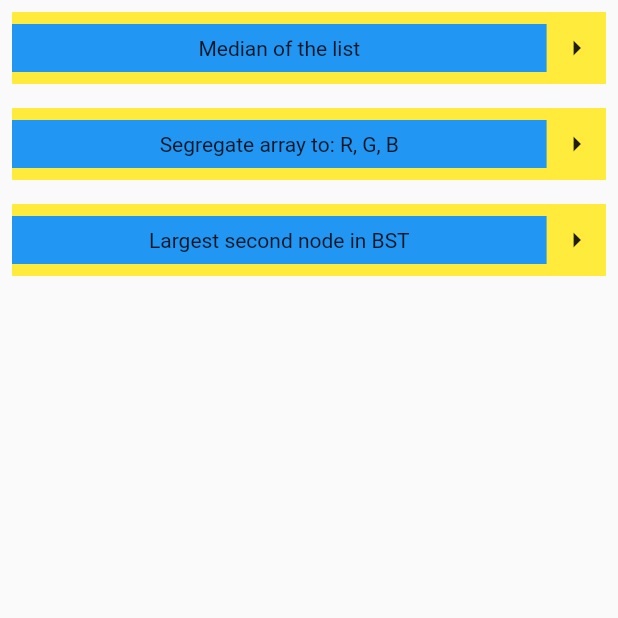
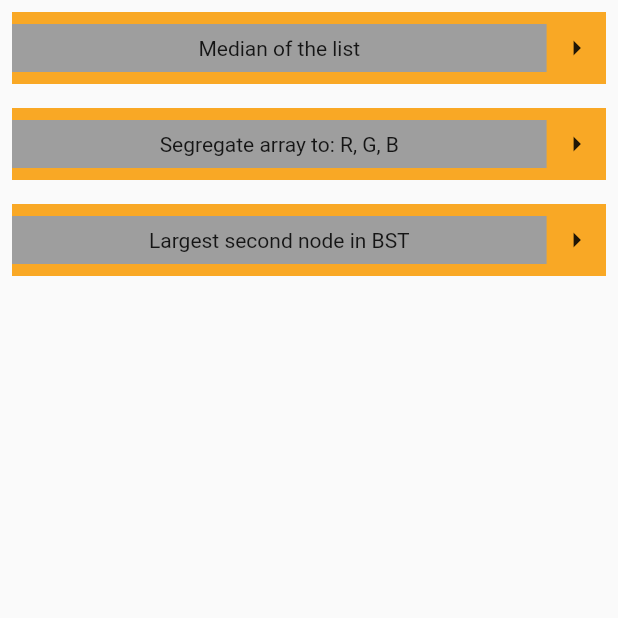
Before and after one commit to gladimdim/flutter_algo_visualizer, a Flutter app: the screen it shows after launch, on a phone screen of 412 x 824 dp, the top half of it. Run offline on Flutter 3.47's test engine with Material 2 defaults, Android fonts, the phone set to English and light mode, and no system bars.

Commit message:
Fixed colors.

```diff
--- a/lib/main.dart
+++ b/lib/main.dart
@@ -35,21 +35,18 @@ class _MyHomePageState extends State<MyHomePage> {
   @override
   Widget build(BuildContext context) {
     return Scaffold(
-      body: FractionallySizedBox(
-        heightFactor: 1,
-        widthFactor: 1,
-        child: ListView(
+      body: ListView(
         children: elements.map((element) {
           return Padding(
             padding: const EdgeInsets.all(8.0),
             child: Container(
-                color: Colors.yellow,
+              color: Colors.yellow[800],
               child: Row(
                 children: <Widget>[
                   Expanded(
                     flex: 9,
                     child: Container(
-                        color: Colors.blue,
+                      color: Colors.grey,
                       child: Padding(
                         padding: const EdgeInsets.all(8.0),
                         child: Center(
@@ -79,7 +76,6 @@ class _MyHomePageState extends State<MyHomePage> {
           );
         }).toList(),
       ),
-      ),
     );
   }
 }
```
Lines whose indentation alone changed are shown as unchanged.
